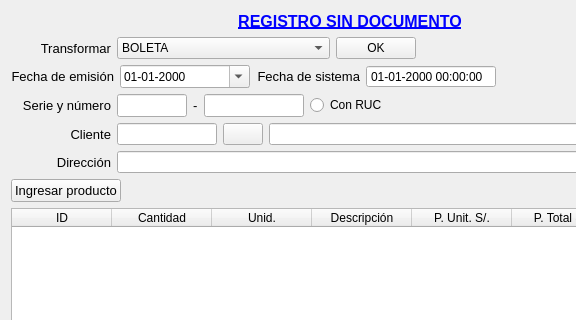
Old version of the form Venta/ventaregistrosindoc.ui in the repository radtek/manager; both pictures show x 0 to 576 and y 0 to 320 of the 700 by 537 pixel window.
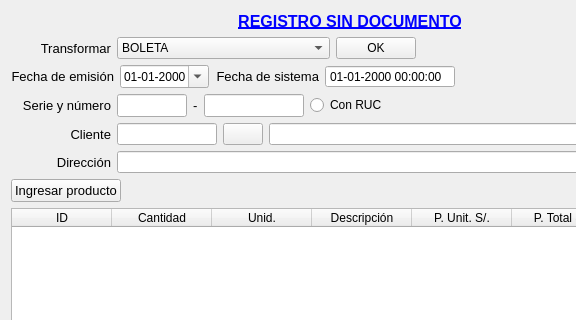
New version of the form. Icons and pictures are not drawn.

```diff
--- a/Venta/ventaregistrosindoc.ui
+++ b/Venta/ventaregistrosindoc.ui
@@ -171,19 +171,7 @@
       </widget>
      </item>
      <item>
-      <widget class="QDateTimeEdit" name="dateTimeEdit_emision">
-       <property name="sizePolicy">
-        <sizepolicy hsizetype="Preferred" vsizetype="Fixed">
-         <horstretch>0</horstretch>
-         <verstretch>0</verstretch>
-        </sizepolicy>
-       </property>
-       <property name="minimumSize">
-        <size>
-         <width>130</width>
-         <height>0</height>
-        </size>
-       </property>
+      <widget class="QDateEdit" name="dateEdit_emision">
        <property name="displayFormat">
         <string>dd-MM-yyyy</string>
        </property>
```
Left out of the diff: 1 changed line with no effect on the pictures.
